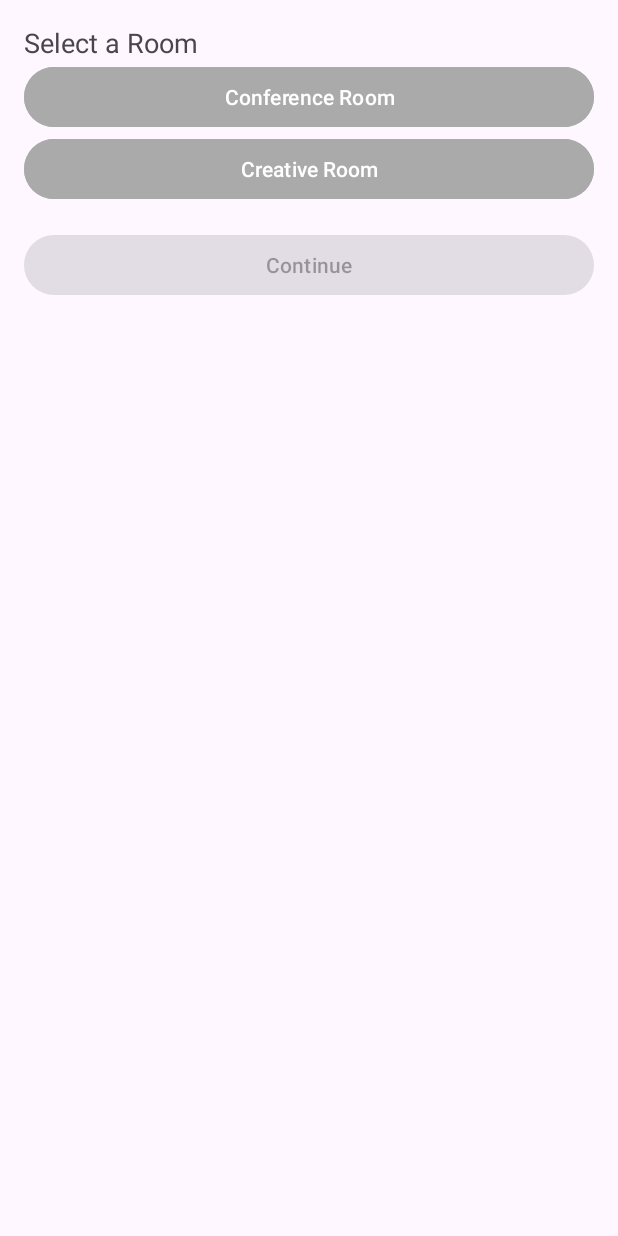
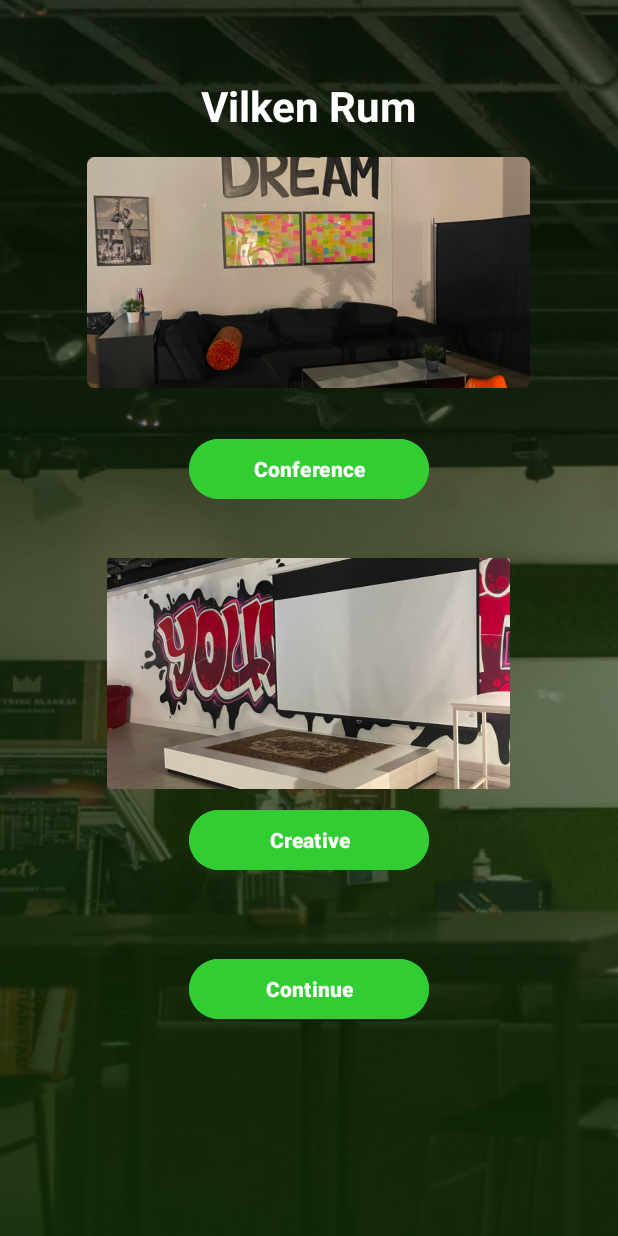
Before and after one commit to engNesta/SpacesbyYG, an Android app: the RoomSelectionActivity screen opened directly, with no data from a screen before it, on a phone screen of 412 x 824 dp. Run offline under Robolectric (Android 15) with nearby library versions, the phone set to English and light mode, and no system bars.

Commit message:
Added User Room booking section

```diff
--- a/app/src/main/res/layout/activity_room_selection.xml
+++ b/app/src/main/res/layout/activity_room_selection.xml
@@ -1,34 +1,64 @@
-<LinearLayout xmlns:android="http://schemas.android.com/apk/res/android"
+<RelativeLayout xmlns:android="http://schemas.android.com/apk/res/android"
     android:orientation="vertical"
     android:layout_width="match_parent"
     android:layout_height="match_parent"
+    android:background="@drawable/spaces"
     android:padding="16dp">
 
+    <LinearLayout
+        android:layout_width="match_parent"
+        android:layout_height="wrap_content"
+        android:gravity="center"
+        android:padding="35dp"
+        android:orientation="vertical">
     <TextView
         android:layout_width="wrap_content"
         android:layout_height="wrap_content"
-        android:text="Select a Room"
-        android:textSize="18sp"/>
+        android:text="Vilken Rum"
+        android:textStyle="bold"
+        android:textColor="@color/white"
+        android:layout_marginBottom="15dp"
+        android:textSize="28sp"/>
+
+    <ImageView
+        android:layout_width="295dp"
+        android:layout_height="154dp"
+        android:layout_marginBottom="30dp"
+        android:src="@drawable/confrence"/>
 
     <Button
         android:id="@+id/conferenceRoomButton"
-        android:layout_width="match_parent"
-        android:layout_height="wrap_content"
-        android:text="Conference Room"
-        android:backgroundTint="@android:color/darker_gray" />
+        android:layout_width="160dp"
+        android:layout_height="48dp"
+        android:textStyle="bold"
+        android:text="Conference"
+        android:layout_marginBottom="35dp"
+        android:backgroundTint="#32CD32" />
+
+    <ImageView
+        android:layout_width="295dp"
+        android:layout_height="154dp"
+        android:layout_marginBottom="10dp"
+        android:src="@drawable/creative"/>
 
     <Button
         android:id="@+id/creativeRoomButton"
-        android:layout_width="match_parent"
-        android:layout_height="wrap_content"
-        android:text="Creative Room"
-        android:backgroundTint="@android:color/darker_gray" />
+        android:layout_width="160dp"
+        android:layout_height="48dp"
+        android:textStyle="bold"
+        android:text="Creative"
+        android:layout_marginBottom="35dp"
+        android:backgroundTint="#32CD32" />
 
     <Button
         android:id="@+id/continueButton"
-        android:layout_width="match_parent"
-        android:layout_height="wrap_content"
+        android:layout_width="160dp"
+        android:layout_height="48dp"
+        android:textStyle="bold"
+        android:textColor="@color/white"
         android:text="Continue"
+        android:backgroundTint="#32CD32"
         android:layout_marginTop="16dp"
         android:enabled="false" /> <!-- Disabled initially -->
-</LinearLayout>
+    </LinearLayout>
+</RelativeLayout>
```
Also changed, not shown: app/src/main/res/drawable/confrence.png (added), app/src/main/res/drawable/creative.png (added).
